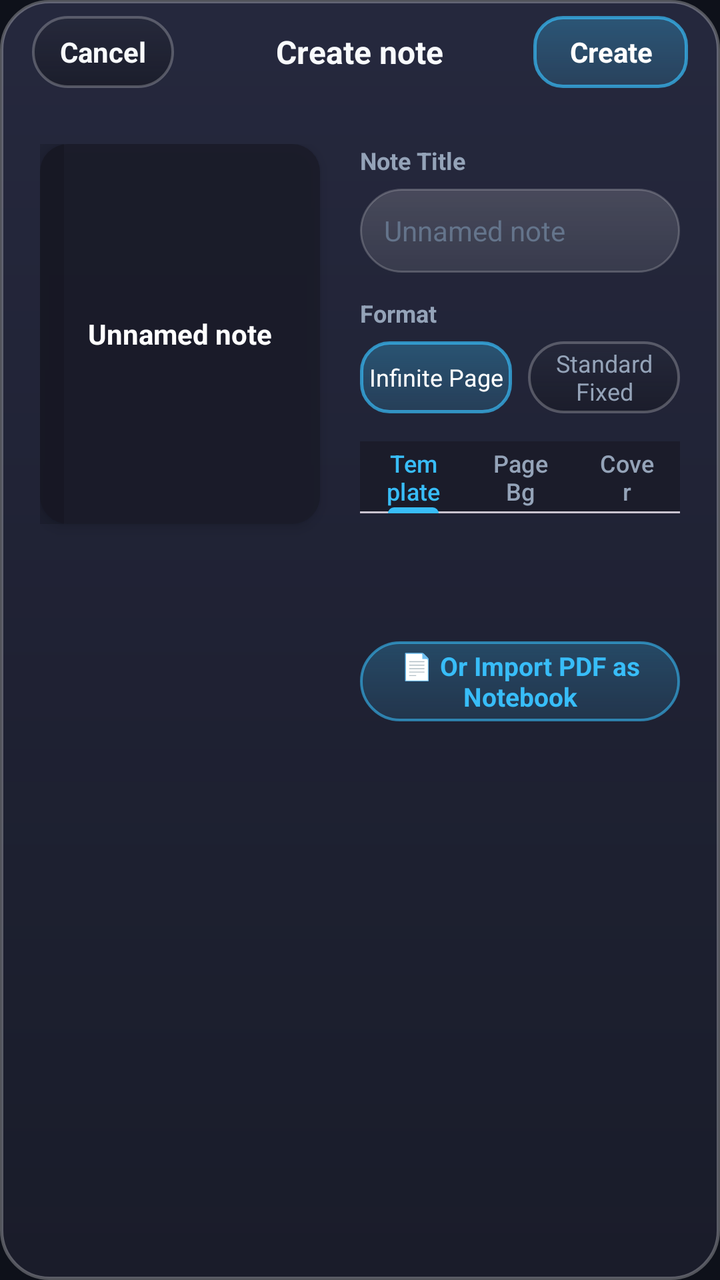
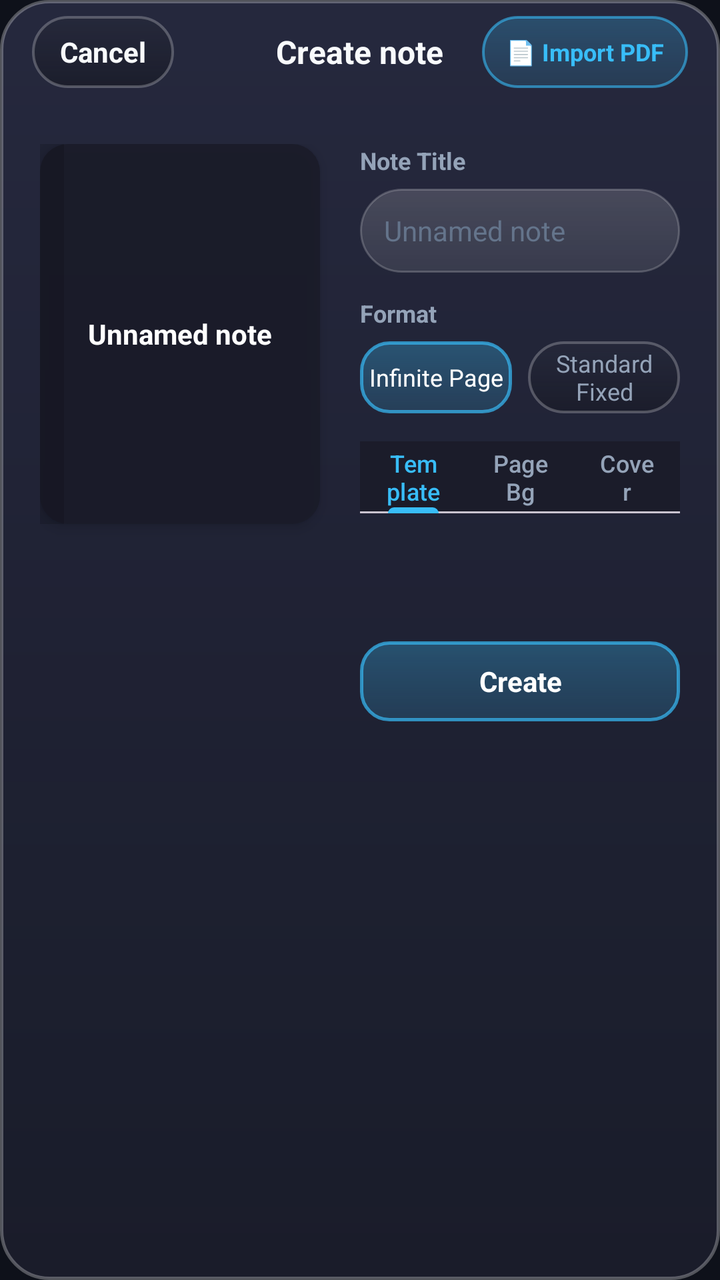

An Android layout rendered at two revisions. The XML below is the earlier revision; the diff shows what the commit changed to produce the second picture.
<!-- AndroidManifest.xml: application theme Theme.OpenNotes -->
<!-- res/layout/dialog_create_notebook.xml -->
<?xml version="1.0" encoding="utf-8"?>
<LinearLayout xmlns:android="http://schemas.android.com/apk/res/android"
    xmlns:app="http://schemas.android.com/apk/res-auto"
    android:layout_width="match_parent"
    android:layout_height="wrap_content"
    android:orientation="vertical"
    android:background="@drawable/shape_dialog_bg">

    
    <RelativeLayout
        android:layout_width="match_parent"
        android:layout_height="52dp"
        android:paddingHorizontal="16dp"
        android:background="@android:color/transparent">

        <TextView
            android:id="@+id/btnCancelCreate"
            android:layout_width="wrap_content"
            android:layout_height="36dp"
            android:layout_alignParentStart="true"
            android:layout_centerVertical="true"
            android:gravity="center"
            android:paddingHorizontal="14dp"
            android:text="Cancel"
            android:textColor="@color/text_primary"
            android:textSize="14sp"
            android:textStyle="bold"
            android:background="@drawable/bg_floating_pill" />

        <TextView
            android:layout_width="wrap_content"
            android:layout_height="wrap_content"
            android:layout_centerInParent="true"
            android:text="Create note"
            android:textColor="@color/text_primary"
            android:textSize="16sp"
            android:textStyle="bold" />

        <TextView
            android:id="@+id/btnConfirmCreate"
            android:layout_width="wrap_content"
            android:layout_height="36dp"
            android:layout_alignParentEnd="true"
            android:layout_centerVertical="true"
            android:gravity="center"
            android:paddingHorizontal="18dp"
            android:text="Create"
            android:textColor="#FFFFFF"
            android:textSize="14sp"
            android:textStyle="bold"
            android:background="@drawable/bg_tool_button_active" />
    </RelativeLayout>

    <LinearLayout
        android:layout_width="match_parent"
        android:layout_height="wrap_content"
        android:orientation="horizontal"
        android:padding="20dp">

        
        <FrameLayout
            android:id="@+id/previewCoverBox"
            android:layout_width="140dp"
            android:layout_height="190dp"
            android:background="@drawable/bg_notebook_cover"
            android:elevation="4dp">

            <View
                android:layout_width="12dp"
                android:layout_height="match_parent"
                android:background="#22000000" />

            <TextView
                android:id="@+id/textPreviewTitle"
                android:layout_width="wrap_content"
                android:layout_height="wrap_content"
                android:layout_gravity="center"
                android:padding="12dp"
                android:gravity="center"
                android:text="Unnamed note"
                android:textColor="#FFFFFF"
                android:textSize="14sp"
                android:textStyle="bold" />
        </FrameLayout>

        
        <LinearLayout
            android:layout_width="0dp"
            android:layout_height="wrap_content"
            android:layout_weight="1"
            android:layout_marginStart="20dp"
            android:orientation="vertical">

            
            <TextView
                android:layout_width="wrap_content"
                android:layout_height="wrap_content"
                android:text="Note Title"
                android:textColor="@color/text_secondary"
                android:textSize="12sp"
                android:textStyle="bold" />

            <EditText
                android:id="@+id/editNotebookTitle"
                android:layout_width="match_parent"
                android:layout_height="42dp"
                android:layout_marginTop="6dp"
                android:background="@drawable/bg_search_bar"
                android:hint="Unnamed note"
                android:paddingHorizontal="12dp"
                android:textColor="@color/text_primary"
                android:textColorHint="@color/text_hint"
                android:textSize="14sp"
                android:selectAllOnFocus="true"
                android:inputType="textCapWords" />

            
            <TextView
                android:layout_width="wrap_content"
                android:layout_height="wrap_content"
                android:text="Format"
                android:textColor="@color/text_secondary"
                android:textSize="12sp"
                android:textStyle="bold"
                android:layout_marginTop="12dp" />

            <LinearLayout
                android:layout_width="match_parent"
                android:layout_height="36dp"
                android:layout_marginTop="6dp"
                android:orientation="horizontal">

                <TextView
                    android:id="@+id/btnFormatInfinite"
                    android:layout_width="0dp"
                    android:layout_height="match_parent"
                    android:layout_weight="1"
                    android:gravity="center"
                    android:text="Infinite Page"
                    android:textColor="#FFFFFF"
                    android:textSize="12sp"
                    android:background="@drawable/bg_tool_button_active" />

                <TextView
                    android:id="@+id/btnFormatStandard"
                    android:layout_width="0dp"
                    android:layout_height="match_parent"
                    android:layout_weight="1"
                    android:layout_marginStart="8dp"
                    android:gravity="center"
                    android:text="Standard Fixed"
                    android:textColor="@color/text_secondary"
                    android:textSize="12sp"
                    android:background="@drawable/bg_floating_pill" />
            </LinearLayout>

            
            <com.google.android.material.tabs.TabLayout
                android:id="@+id/tabLayoutCreate"
                android:layout_width="match_parent"
                android:layout_height="36dp"
                android:layout_marginTop="14dp"
                app:tabIndicatorColor="@color/accent"
                app:tabSelectedTextColor="@color/accent"
                app:tabTextColor="@color/text_secondary"
                app:tabMode="fixed"
                app:tabGravity="fill">

                <com.google.android.material.tabs.TabItem
                    android:layout_width="wrap_content"
                    android:layout_height="wrap_content"
                    android:text="Template" />

                <com.google.android.material.tabs.TabItem
                    android:layout_width="wrap_content"
                    android:layout_height="wrap_content"
                    android:text="Page Bg" />

                <com.google.android.material.tabs.TabItem
                    android:layout_width="wrap_content"
                    android:layout_height="wrap_content"
                    android:text="Cover" />
            </com.google.android.material.tabs.TabLayout>

            <FrameLayout
                android:layout_width="match_parent"
                android:layout_height="wrap_content"
                android:layout_marginTop="10dp">

                
                <HorizontalScrollView
                    android:id="@+id/containerTemplateChoices"
                    android:layout_width="match_parent"
                    android:layout_height="wrap_content"
                    android:scrollbars="none">

                    <LinearLayout
                        android:id="@+id/layoutTemplateButtons"
                        android:layout_width="wrap_content"
                        android:layout_height="38dp"
                        android:orientation="horizontal"
                        android:gravity="center_vertical" />
                </HorizontalScrollView>

                
                <HorizontalScrollView
                    android:id="@+id/containerPageBgChoices"
                    android:layout_width="match_parent"
                    android:layout_height="wrap_content"
                    android:scrollbars="none"
                    android:visibility="gone">

                    <LinearLayout
                        android:id="@+id/layoutPageBgButtons"
                        android:layout_width="wrap_content"
                        android:layout_height="38dp"
                        android:orientation="horizontal"
                        android:gravity="center_vertical" />
                </HorizontalScrollView>

                
                <HorizontalScrollView
                    android:id="@+id/containerColorChoices"
                    android:layout_width="match_parent"
                    android:layout_height="wrap_content"
                    android:scrollbars="none"
                    android:visibility="gone">

                    <LinearLayout
                        android:id="@+id/layoutColorButtons"
                        android:layout_width="wrap_content"
                        android:layout_height="38dp"
                        android:orientation="horizontal"
                        android:gravity="center_vertical" />
                </HorizontalScrollView>
            </FrameLayout>

            
            <TextView
                android:id="@+id/btnImportPdfInDialog"
                android:layout_width="match_parent"
                android:layout_height="40dp"
                android:layout_marginTop="16dp"
                android:gravity="center"
                android:background="@drawable/bg_pill_accent"
                android:text="📄 Or Import PDF as Notebook"
                android:textColor="@color/accent"
                android:textSize="13sp"
                android:textStyle="bold" />

        </LinearLayout>
    </LinearLayout>

</LinearLayout>
<!-- resources referenced by this layout -->
<resources>
  <color name="accent">#38BDF8</color>
  <color name="text_hint">#64748B</color>
  <color name="text_primary">#F8FAFC</color>
  <color name="text_secondary">#94A3B8</color>
  <!-- drawable bg_notebook_cover (drawable) -->
  <?xml version="1.0" encoding="utf-8"?>
  <shape xmlns:android="http://schemas.android.com/apk/res/android"
      android:shape="rectangle">
      <corners android:radius="14dp" />
      <solid android:color="@color/surface" />
  </shape>
  <!-- drawable bg_pill_accent (drawable) -->
  <?xml version="1.0" encoding="utf-8"?>
  <shape xmlns:android="http://schemas.android.com/apk/res/android"
      android:shape="rectangle">
      <corners android:radius="22dp" />
      <gradient
          android:angle="270"
          android:startColor="#4038BDF8"
          android:endColor="#2038BDF8"
          android:type="linear" />
      <stroke android:width="1.2dp" android:color="#9938BDF8" />
  </shape>
  <!-- drawable bg_search_bar (drawable) -->
  <?xml version="1.0" encoding="utf-8"?>
  <shape xmlns:android="http://schemas.android.com/apk/res/android"
      android:shape="rectangle">
      <corners android:radius="24dp" />
      <gradient
          android:angle="270"
          android:startColor="#29FFFFFF"
          android:endColor="#18FFFFFF"
          android:type="linear" />
      <stroke
          android:width="1dp"
          android:color="#33FFFFFF" />
  </shape>
  <!-- drawable bg_tool_button_active (drawable) -->
  <?xml version="1.0" encoding="utf-8"?>
  <shape xmlns:android="http://schemas.android.com/apk/res/android"
      android:shape="rectangle">
      <corners android:radius="14dp" />
      <gradient
          android:angle="270"
          android:startColor="#4D38BDF8"
          android:endColor="#2B38BDF8"
          android:type="linear" />
      <stroke
          android:width="1.5dp"
          android:color="#B338BDF8" />
  </shape>
  <color name="surface">#D91A1C28</color>
  <color name="accent_light">#1E293B</color>
  <color name="accent_blue">#3B82F6</color>
  <color name="surface_variant">#80181A26</color>
  <color name="window_background">#0E111A</color>
  <color name="divider">#33FFFFFF</color>
  <style name="Animation.OpenNotes.Activity" parent="@android:style/Animation.Activity">
          <item name="android:activityOpenEnterAnimation">@anim/activity_open_enter</item>
          <item name="android:activityOpenExitAnimation">@anim/activity_open_exit</item>
          <item name="android:activityCloseEnterAnimation">@anim/activity_close_enter</item>
          <item name="android:activityCloseExitAnimation">@anim/activity_close_exit</item>
      </style>
  <color name="surface_card">#E6202232</color>
  <style name="Widget.OpenNotes.DialogButton.Positive" parent="Widget.Material3.Button.TextButton.Dialog">
          <item name="android:textColor">@color/accent</item>
          <item name="android:textStyle">bold</item>
          <item name="android:textSize">14sp</item>
          <item name="android:textAllCaps">false</item>
      </style>
  <style name="Widget.OpenNotes.DialogButton.Negative" parent="Widget.Material3.Button.TextButton.Dialog">
          <item name="android:textColor">@color/text_primary</item>
          <item name="android:textStyle">bold</item>
          <item name="android:textSize">14sp</item>
          <item name="android:textAllCaps">false</item>
      </style>
  <style name="Widget.OpenNotes.DialogButton.Neutral" parent="Widget.Material3.Button.TextButton.Dialog">
          <item name="android:textColor">@color/text_secondary</item>
          <item name="android:textSize">14sp</item>
          <item name="android:textAllCaps">false</item>
      </style>
  <!-- unchanged entries left out for length: 4 -->
</resources>

<!-- the commit's change to res/layout/dialog_create_notebook.xml (unified diff, before → after) -->
@@ -37,18 +37,18 @@
             android:textStyle="bold" />
 
         <TextView
-            android:id="@+id/btnConfirmCreate"
+            android:id="@+id/btnImportPdfInDialog"
             android:layout_width="wrap_content"
             android:layout_height="36dp"
             android:layout_alignParentEnd="true"
             android:layout_centerVertical="true"
             android:gravity="center"
-            android:paddingHorizontal="18dp"
-            android:text="Create"
-            android:textColor="#FFFFFF"
-            android:textSize="14sp"
+            android:paddingHorizontal="12dp"
+            android:text="📄 Import PDF"
+            android:textColor="@color/accent"
+            android:textSize="12sp"
             android:textStyle="bold"
-            android:background="@drawable/bg_tool_button_active" />
+            android:background="@drawable/bg_pill_accent" />
     </RelativeLayout>
 
     <LinearLayout
@@ -237,15 +237,15 @@
 
             
             <TextView
-                android:id="@+id/btnImportPdfInDialog"
+                android:id="@+id/btnConfirmCreate"
                 android:layout_width="match_parent"
                 android:layout_height="40dp"
                 android:layout_marginTop="16dp"
                 android:gravity="center"
-                android:background="@drawable/bg_pill_accent"
-                android:text="📄 Or Import PDF as Notebook"
-                android:textColor="@color/accent"
-                android:textSize="13sp"
+                android:background="@drawable/bg_tool_button_active"
+                android:text="Create"
+                android:textColor="#FFFFFF"
+                android:textSize="14sp"
                 android:textStyle="bold" />
 
         </LinearLayout>
